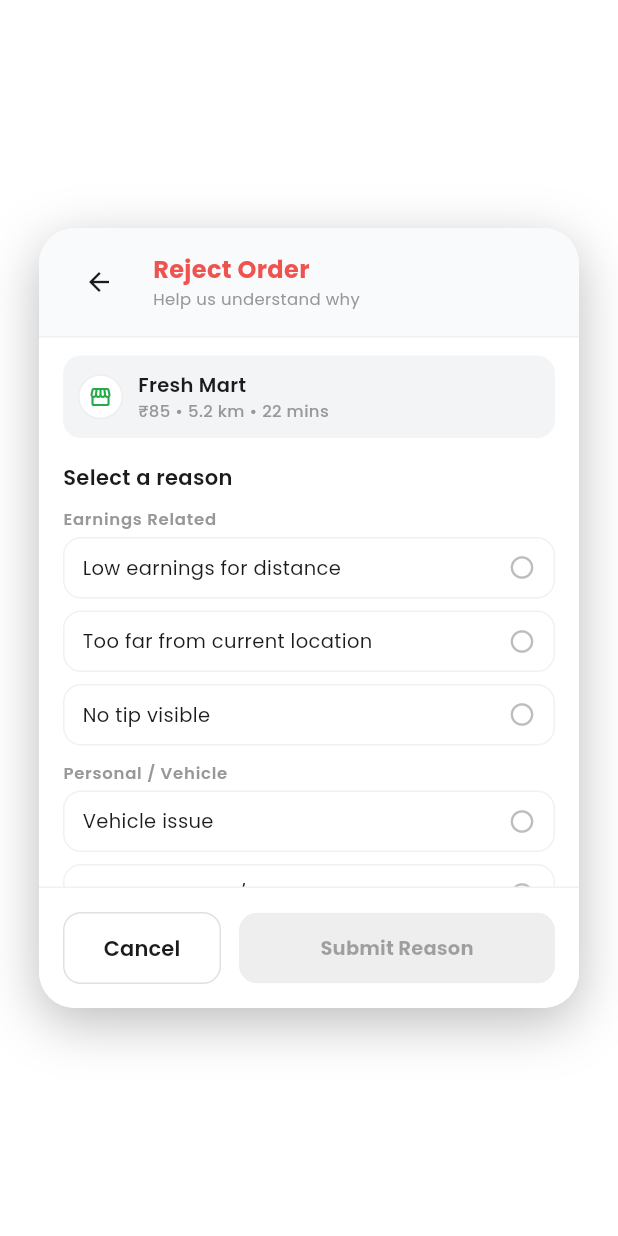
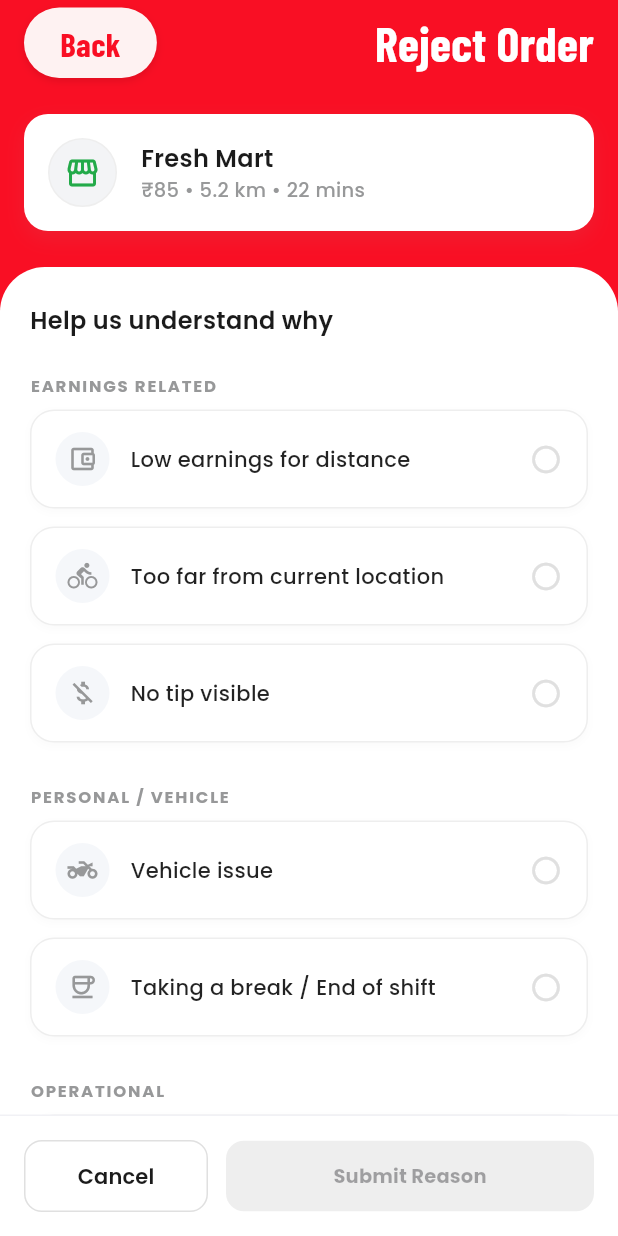
Before and after one commit to SahilParbale/Rider-App, a Flutter app: the RejectOrderScreen screen opened directly, on a phone screen of 412 x 824 dp. Run offline on Flutter 3.47's test engine with Material 3 defaults, Android fonts, the phone set to English and light mode, and no system bars; our stand-ins replace google_fonts, google_maps_flutter; network calls fail.

Commit message:
feat(ui): redesign reject order screen to full screen and improve reasons UI

```diff
--- a/lib/order_request_screen.dart
+++ b/lib/order_request_screen.dart
@@ -637,12 +637,8 @@ class _OrderRequestScreenState extends State<OrderRequestScreen> with SingleTick
               onTap: () {
               Navigator.pushReplacement(
                 context,
-                PageRouteBuilder(
-                  opaque: false,
-                  pageBuilder: (context, _, __) => const RejectOrderScreen(),
-                  transitionsBuilder: (context, animation, secondaryAnimation, child) {
-                    return FadeTransition(opacity: animation, child: child);
-                  },
+                MaterialPageRoute(
+                  builder: (context) => const RejectOrderScreen(),
                 ),
               );
             },
--- a/lib/reject_order_screen.dart
+++ b/lib/reject_order_screen.dart
@@ -41,112 +41,137 @@ class _RejectOrderScreenState extends State<RejectOrderScreen> {
     },
   ];
 
-
+  @override
   Widget build(BuildContext context) {
     return Scaffold(
-      backgroundColor: Colors.transparent,
-      body: Center(
-        child: Padding(
-          padding: const EdgeInsets.symmetric(horizontal: 16.0),
+      backgroundColor: const Color(0xFFF5F5F5),
+      body: Stack(
+        children: [
+          // Red Header Background
+          Positioned(
+            top: 0,
+            left: -5,
+            right: -5,
             child: Container(
-            width: double.infinity,
-            constraints: const BoxConstraints(maxWidth: 360, maxHeight: 520), // Match OrderRequestScreen height approx
+              height: 220,
+              decoration: const BoxDecoration(
+                color: Color(0xFFF90F24), // Red color
+                borderRadius: BorderRadius.only(
+                  bottomLeft: Radius.circular(30),
+                  bottomRight: Radius.circular(30),
+                ),
+              ),
+            ),
+          ),
+          SafeArea(
+            child: Column(
+              children: [
+                Padding(
+                  padding: const EdgeInsets.fromLTRB(16, 5, 16, 0),
+                  child: Column(
+                    children: [
+                      // Header Row
+                      Row(
+                         mainAxisAlignment: MainAxisAlignment.spaceBetween,
+                         crossAxisAlignment: CrossAxisAlignment.center,
+                         children: [
+                           // Back Button
+                           GestureDetector(
+                             onTap: () => Navigator.pop(context),
+                             child: Container(
+                               padding: const EdgeInsets.symmetric(horizontal: 24, vertical: 8),
                                decoration: BoxDecoration(
-              color: Colors.white,
-              borderRadius: BorderRadius.circular(24),
-              boxShadow: const [
+                                 color: const Color(0xFFFEF2F2), // Light Red background
+                                 borderRadius: BorderRadius.circular(30),
+                                 boxShadow: [
                                    BoxShadow(
-                  color: Colors.black26,
-                  blurRadius: 30,
-                  offset: Offset(0, 10),
+                                     color: Colors.black.withOpacity(0.1),
+                                     blurRadius: 4,
+                                     offset: const Offset(0, 2),
                                    ),
                                  ],
                                ),
-            child: ClipRRect(
-              borderRadius: BorderRadius.circular(24),
-              child: Column(
-                mainAxisSize: MainAxisSize.min,
-                children: [
-                   // 1. Header
-                  _buildHeader(),
-                  const Divider(height: 1, color: AppColors.stroke),
+                               child: Text(
+                                 "Back",
+                                 style: GoogleFonts.barlowCondensed(
+                                   fontSize: 22,
+                                   fontWeight: FontWeight.w700,
+                                   color: const Color(0xFFF90F24), // Red Text
+                                 ),
+                               ),
+                             ),
+                           ),
 
-                  Flexible(
-                    child: SingleChildScrollView(
-                      padding: const EdgeInsets.symmetric(horizontal: 16, vertical: 12), // Reduced vertical padding
+                           // Title
+                           Text(
+                             "Reject Order",
+                             style: GoogleFonts.barlowCondensed(
+                               fontSize: 32,
+                               fontWeight: FontWeight.w700,
+                               color: Colors.white,
+                             ),
+                           ),
+                         ],
+                       ),
+                       const SizedBox(height: 24),
+
+                       // Order Summary Card
+                       _buildOrderSummaryCard(),
+                    ],
+                  ),
+                ),
+
+                const SizedBox(height: 24),
+
+                // Main Content (Reasons)
+                Expanded(
+                  child: Container(
+                    decoration: const BoxDecoration(
+                      color: Colors.white,
+                      borderRadius: BorderRadius.only(
+                        topLeft: Radius.circular(30),
+                        topRight: Radius.circular(30),
+                      ),
+                    ),
                     child: Column(
                       crossAxisAlignment: CrossAxisAlignment.stretch,
-                        mainAxisSize: MainAxisSize.min,
                       children: [
-                          // 2. Order Summary Card
-                          _buildOrderSummaryCard(),
-                          const SizedBox(height: 16), // Reduced
-
-                          // 3. Select Reason
-                          Text(
-                            "Select a reason",
+                        Expanded(
+                          child: Column(
+                            crossAxisAlignment: CrossAxisAlignment.stretch,
+                            children: [
+                              Padding(
+                                padding: const EdgeInsets.only(left: 20, right: 20, top: 24, bottom: 8),
+                                child: Text(
+                                  "Help us understand why",
                                   style: GoogleFonts.poppins(
-                              fontSize: 14,
+                                    fontSize: 16,
                                     fontWeight: FontWeight.w600,
                                     color: AppColors.primaryText,
                                   ),
                                 ),
-                          const SizedBox(height: 8), // Reduced
+                              ),
+                              Expanded(
+                                child: SingleChildScrollView(
+                                  padding: const EdgeInsets.fromLTRB(20, 0, 20, 24),
+                                  child: Column(
+                                    crossAxisAlignment: CrossAxisAlignment.stretch,
+                                    children: [
                                       ..._buildReasonList(),
-
-                          const SizedBox(height: 12), // Reduced
-
-                          // 5. Optional Toggle
+                                      const SizedBox(height: 16),
                                       _buildPauseToggle(),
                                     ],
                                   ),
                                 ),
                               ),
-
+                            ],
+                          ),
+                        ),
+                        // Bottom Bar
                         const Divider(height: 1, color: AppColors.stroke),
-
-                  // 6. Submit Button Section
                         _buildBottomBar(),
                       ],
                     ),
-            ),
-          ),
-        ),
-      ),
-    );
-  }
-
-  Widget _buildHeader() {
-    return Container(
-      padding: const EdgeInsets.symmetric(horizontal: 16, vertical: 12),
-      color: const Color(0xFFF9FAFB),
-      child: Row(
-        children: [
-          IconButton(
-            onPressed: () => Navigator.pop(context),
-            icon: const Icon(Icons.arrow_back, color: AppColors.primaryText, size: 20),
-            padding: EdgeInsets.zero,
-            constraints: const BoxConstraints(),
-            splashRadius: 20,
-          ),
-          const SizedBox(width: 12),
-          Expanded(
-            child: Column(
-              crossAxisAlignment: CrossAxisAlignment.start,
-              children: [
-                Text(
-                  "Reject Order",
-                  style: GoogleFonts.poppins(
-                    fontSize: 16,
-                    fontWeight: FontWeight.w700,
-                    color: AppColors.error, // Red for Title
-                  ),
-                ),
-                Text(
-                  "Help us understand why",
-                  style: GoogleFonts.poppins(
-                    fontSize: 11,
-                    color: AppColors.secondaryText,
                   ),
                 ),
               ],
@@ -159,23 +184,30 @@ class _RejectOrderScreenState extends State<RejectOrderScreen> {
 
   Widget _buildOrderSummaryCard() {
     return Container(
-      padding: const EdgeInsets.all(10),
+      padding: const EdgeInsets.all(16),
       decoration: BoxDecoration(
-        color: const Color(0xFFF3F4F6),
-        borderRadius: BorderRadius.circular(12),
+        color: Colors.white,
+        borderRadius: BorderRadius.circular(16),
+        boxShadow: [
+          BoxShadow(
+            color: Colors.grey.withOpacity(0.1),
+            blurRadius: 10,
+            offset: const Offset(0, 5),
+          ),
+        ],
       ),
       child: Row(
         children: [
           Container(
-            padding: const EdgeInsets.all(6),
+            padding: const EdgeInsets.all(10),
             decoration: BoxDecoration(
-              color: Colors.white,
+              color: const Color(0xFFF3F4F6),
               shape: BoxShape.circle,
               border: Border.all(color: Colors.grey.shade200),
             ),
-            child: const Icon(Icons.storefront, size: 16, color: AppColors.primaryGreen),
+            child: const Icon(Icons.storefront, size: 24, color: AppColors.primaryGreen),
           ),
-          const SizedBox(width: 10),
+          const SizedBox(width: 16),
           Expanded(
             child: Column(
               crossAxisAlignment: CrossAxisAlignment.start,
@@ -184,14 +216,14 @@ class _RejectOrderScreenState extends State<RejectOrderScreen> {
                   "Fresh Mart",
                   style: GoogleFonts.poppins(
                     fontWeight: FontWeight.w600,
-                    fontSize: 13,
+                    fontSize: 16,
                     color: AppColors.primaryText,
                   ),
                 ),
                 Text(
                   "₹85 • 5.2 km • 22 mins",
                   style: GoogleFonts.poppins(
-                    fontSize: 11,
+                    fontSize: 13,
                     color: AppColors.secondaryText,
                     fontWeight: FontWeight.w500,
                   ),
@@ -204,20 +236,34 @@ class _RejectOrderScreenState extends State<RejectOrderScreen> {
     );
   }
 
+  IconData _getIconForReason(String id) {
+    switch (id) {
+      case 'low_earnings': return Icons.account_balance_wallet_outlined;
+      case 'too_far': return Icons.directions_bike_outlined;
+      case 'no_tip': return Icons.money_off_csred_outlined;
+      case 'vehicle_issue': return Icons.two_wheeler;
+      case 'personal_break': return Icons.coffee_outlined;
+      case 'traffic': return Icons.traffic_outlined;
+      case 'pickup_difficult': return Icons.storefront_outlined;
+      case 'safety': return Icons.health_and_safety_outlined;
+      default: return Icons.radio_button_unchecked;
+    }
+  }
+
   List<Widget> _buildReasonList() {
     List<Widget> widgets = [];
 
     for (var group in _reasons) {
       widgets.add(
         Padding(
-          padding: const EdgeInsets.only(bottom: 4, top: 2), // Reduced
+          padding: const EdgeInsets.only(bottom: 8, top: 16),
           child: Text(
-            group['category'],
+            group['category'].toString().toUpperCase(),
             style: GoogleFonts.poppins(
               fontSize: 11,
-              fontWeight: FontWeight.w600,
+              fontWeight: FontWeight.bold,
               color: AppColors.secondaryText,
-              letterSpacing: 0.5,
+              letterSpacing: 1.2,
             ),
           ),
         ),
@@ -229,7 +275,7 @@ class _RejectOrderScreenState extends State<RejectOrderScreen> {
 
         widgets.add(
           Padding(
-            padding: const EdgeInsets.only(bottom: 8),
+            padding: const EdgeInsets.only(bottom: 12),
             child: Column(
               children: [
                 InkWell(
@@ -239,33 +285,60 @@ class _RejectOrderScreenState extends State<RejectOrderScreen> {
                       _selectedSubReason = null;
                     });
                   },
-                  borderRadius: BorderRadius.circular(12),
-                  child: Container(
-                    padding: const EdgeInsets.symmetric(horizontal: 12, vertical: 10), // Reduced vertical padding
+                  borderRadius: BorderRadius.circular(16),
+                  child: AnimatedContainer(
+                    duration: const Duration(milliseconds: 200),
+                    padding: const EdgeInsets.symmetric(horizontal: 16, vertical: 14),
                     decoration: BoxDecoration(
-                      color: isSelected ? AppColors.errorLight : Colors.white, // Red light bg
-                      borderRadius: BorderRadius.circular(12),
+                      color: isSelected ? AppColors.errorLight : Colors.white,
+                      borderRadius: BorderRadius.circular(16),
                       border: Border.all(
-                        color: isSelected ? AppColors.error : AppColors.stroke, // Red border
+                        color: isSelected ? AppColors.error : Colors.grey.shade200,
                         width: isSelected ? 1.5 : 1,
                       ),
+                      boxShadow: isSelected ? [
+                        BoxShadow(
+                          color: AppColors.errorLight.withOpacity(0.5),
+                          blurRadius: 8,
+                          offset: const Offset(0, 4),
+                        )
+                      ] : [
+                        BoxShadow(
+                          color: Colors.black.withOpacity(0.02),
+                          blurRadius: 4,
+                          offset: const Offset(0, 2),
+                        )
+                      ],
                     ),
                     child: Row(
                       children: [
+                        Container(
+                          padding: const EdgeInsets.all(8),
+                          decoration: BoxDecoration(
+                            color: isSelected ? AppColors.error.withOpacity(0.1) : const Color(0xFFF5F7FA),
+                            shape: BoxShape.circle,
+                          ),
+                          child: Icon(
+                            _getIconForReason(option['id']),
+                            size: 20,
+                            color: isSelected ? AppColors.error : AppColors.secondaryText
+                          ),
+                        ),
+                        const SizedBox(width: 14),
                         Expanded(
                           child: Text(
                             option['label'],
                             style: GoogleFonts.poppins(
-                              fontSize: 13,
-                              fontWeight: isSelected ? FontWeight.w600 : FontWeight.w400,
-                              color: isSelected ? AppColors.error : AppColors.primaryText, // Red text
+                              fontSize: 14,
+                              fontWeight: isSelected ? FontWeight.w600 : FontWeight.w500,
+                              color: isSelected ? AppColors.primaryText : Colors.black87,
                             ),
                           ),
                         ),
                         if (isSelected)
-                           const Icon(Icons.check_circle, size: 18, color: AppColors.error) // Red icon
+                          const Icon(Icons.radio_button_checked, size: 22, color: AppColors.error)
                         else
-                           Icon(Icons.radio_button_unchecked, size: 18, color: Colors.grey.shade400),
+                          Icon(Icons.radio_button_unchecked, size: 22, color: Colors.grey.shade300),
                       ],
                     ),
                   ),
@@ -274,39 +347,40 @@ class _RejectOrderScreenState extends State<RejectOrderScreen> {
                 // Sub-options Logic
                 if (isSelected && hasSubOptions)
                   Padding(
-                    padding: const EdgeInsets.only(top: 6, left: 12, right: 12),
+                    padding: const EdgeInsets.only(top: 8, left: 16, right: 16, bottom: 4),
                     child: Column(
-                      crossAxisAlignment: CrossAxisAlignment.start,
+                      crossAxisAlignment: CrossAxisAlignment.stretch,
                       children: (option['subOptions'] as List<String>).map((subOption) {
                         bool isSubSelected = _selectedSubReason == subOption;
-                        return InkWell(
+                        return GestureDetector(
                           onTap: () {
                             setState(() {
                               _selectedSubReason = subOption;
                             });
                           },
                           child: Container(
-                            margin: const EdgeInsets.only(bottom: 6),
-                            padding: const EdgeInsets.symmetric(horizontal: 10, vertical: 8),
+                            margin: const EdgeInsets.only(bottom: 8),
+                            padding: const EdgeInsets.symmetric(horizontal: 16, vertical: 12),
                             decoration: BoxDecoration(
-                              color: isSubSelected ? AppColors.errorLight.withOpacity(0.5) : AppColors.background,
-                              borderRadius: BorderRadius.circular(8),
+                              color: isSubSelected ? AppColors.errorLight.withOpacity(0.7) : Colors.grey.shade50,
+                              borderRadius: BorderRadius.circular(12),
                               border: Border.all(
-                                color: isSubSelected ? AppColors.error.withOpacity(0.5) : Colors.transparent,
+                                color: isSubSelected ? AppColors.error.withOpacity(0.5) : Colors.grey.shade200,
                               ),
                             ),
                             child: Row(
                               children: [
                                 Icon(
-                                  isSubSelected ? Icons.radio_button_checked : Icons.radio_button_unchecked,
-                                  size: 14,
-                                  color: isSubSelected ? AppColors.error : AppColors.secondaryText, // Red icon
+                                  isSubSelected ? Icons.check_circle : Icons.circle_outlined,
+                                  size: 16,
+                                  color: isSubSelected ? AppColors.error : Colors.grey.shade400,
                                 ),
-                                const SizedBox(width: 8),
+                                const SizedBox(width: 12),
                                 Text(
                                   subOption,
                                   style: GoogleFonts.poppins(
-                                    fontSize: 12,
+                                    fontSize: 13,
+                                    fontWeight: isSubSelected ? FontWeight.w600 : FontWeight.w500,
                                     color: isSubSelected ? AppColors.primaryText : AppColors.secondaryText,
                                   ),
                                 ),
```
Lines whose indentation alone changed are shown as unchanged.
